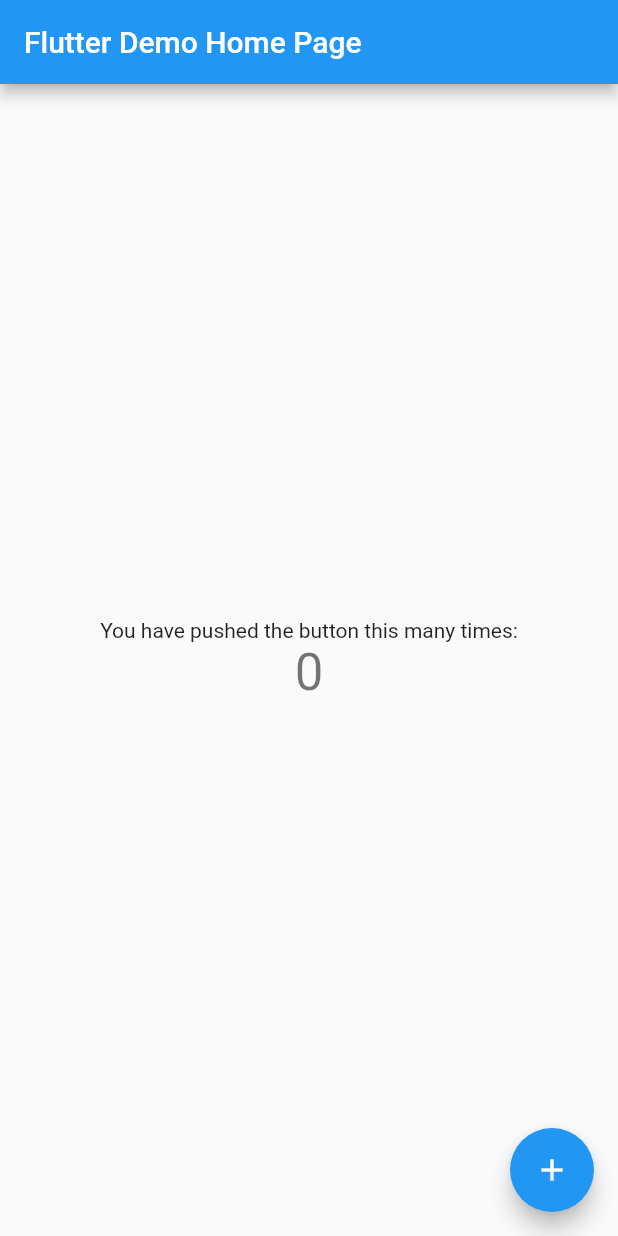
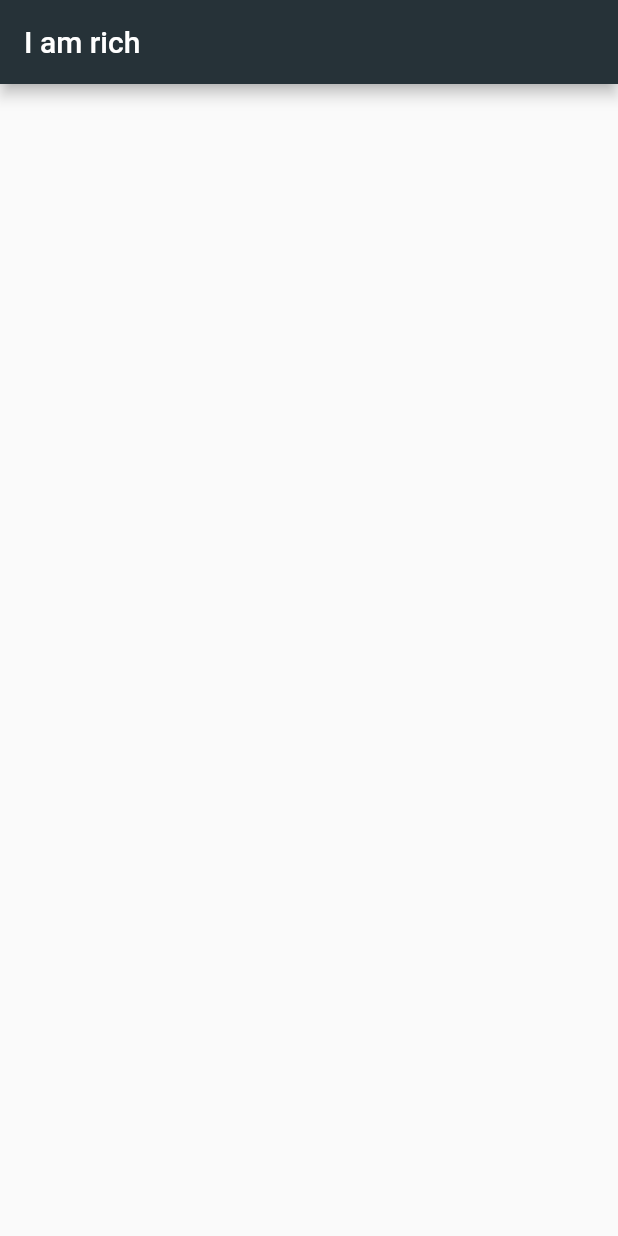
Before and after one commit to feMoraes0/i-am-rich, a Flutter app: the screen it shows after launch, on a phone screen of 412 x 824 dp. Run offline on Flutter 3.47's test engine with Material 2 defaults, Android fonts, the phone set to English and light mode, and no system bars.

Commit message:
Added app bar

```diff
--- a/lib/main.dart
+++ b/lib/main.dart
@@ -1,111 +1,12 @@
 import 'package:flutter/material.dart';
 
-void main() => runApp(MyApp());
-
-class MyApp extends StatelessWidget {
-  // This widget is the root of your application.
-  @override
-  Widget build(BuildContext context) {
-    return MaterialApp(
-      title: 'Flutter Demo',
-      theme: ThemeData(
-        // This is the theme of your application.
-        //
-        // Try running your application with "flutter run". You'll see the
-        // application has a blue toolbar. Then, without quitting the app, try
-        // changing the primarySwatch below to Colors.green and then invoke
-        // "hot reload" (press "r" in the console where you ran "flutter run",
-        // or simply save your changes to "hot reload" in a Flutter IDE).
-        // Notice that the counter didn't reset back to zero; the application
-        // is not restarted.
-        primarySwatch: Colors.blue,
+void main() => runApp(
+  MaterialApp(
+    home: Scaffold(
+      appBar: AppBar(
+        backgroundColor: Colors.blueGrey[900],
+        title: Text('I am rich'),
       ),
-      home: MyHomePage(title: 'Flutter Demo Home Page'),
-    );
-  }
-}
-
-class MyHomePage extends StatefulWidget {
-  MyHomePage({Key key, this.title}) : super(key: key);
-
-  // This widget is the home page of your application. It is stateful, meaning
-  // that it has a State object (defined below) that contains fields that affect
-  // how it looks.
-
-  // This class is the configuration for the state. It holds the values (in this
-  // case the title) provided by the parent (in this case the App widget) and
-  // used by the build method of the State. Fields in a Widget subclass are
-  // always marked "final".
-
-  final String title;
-
-  @override
-  _MyHomePageState createState() => _MyHomePageState();
-}
-
-class _MyHomePageState extends State<MyHomePage> {
-  int _counter = 0;
-
-  void _incrementCounter() {
-    setState(() {
-      // This call to setState tells the Flutter framework that something has
-      // changed in this State, which causes it to rerun the build method below
-      // so that the display can reflect the updated values. If we changed
-      // _counter without calling setState(), then the build method would not be
-      // called again, and so nothing would appear to happen.
-      _counter++;
-    });
-  }
-
-  @override
-  Widget build(BuildContext context) {
-    // This method is rerun every time setState is called, for instance as done
-    // by the _incrementCounter method above.
-    //
-    // The Flutter framework has been optimized to make rerunning build methods
-    // fast, so that you can just rebuild anything that needs updating rather
-    // than having to individually change instances of widgets.
-    return Scaffold(
-      appBar: AppBar(
-        // Here we take the value from the MyHomePage object that was created by
-        // the App.build method, and use it to set our appbar title.
-        title: Text(widget.title),
-      ),
-      body: Center(
-        // Center is a layout widget. It takes a single child and positions it
-        // in the middle of the parent.
-        child: Column(
-          // Column is also a layout widget. It takes a list of children and
-          // arranges them vertically. By default, it sizes itself to fit its
-          // children horizontally, and tries to be as tall as its parent.
-          //
-          // Invoke "debug painting" (press "p" in the console, choose the
-          // "Toggle Debug Paint" action from the Flutter Inspector in Android
-          // Studio, or the "Toggle Debug Paint" command in Visual Studio Code)
-          // to see the wireframe for each widget.
-          //
-          // Column has various properties to control how it sizes itself and
-          // how it positions its children. Here we use mainAxisAlignment to
-          // center the children vertically; the main axis here is the vertical
-          // axis because Columns are vertical (the cross axis would be
-          // horizontal).
-          mainAxisAlignment: MainAxisAlignment.center,
-          children: <Widget>[
-            Text(
-              'You have pushed the button this many times:',
-            ),
-            Text(
-              '$_counter',
-              style: Theme.of(context).textTheme.display1,
-            ),
-          ],
-        ),
-      ),
-      floatingActionButton: FloatingActionButton(
-        onPressed: _incrementCounter,
-        tooltip: 'Increment',
-        child: Icon(Icons.add),
-      ), // This trailing comma makes auto-formatting nicer for build methods.
-    );
-  }
-}
+    ),
+  ),
+);
```
